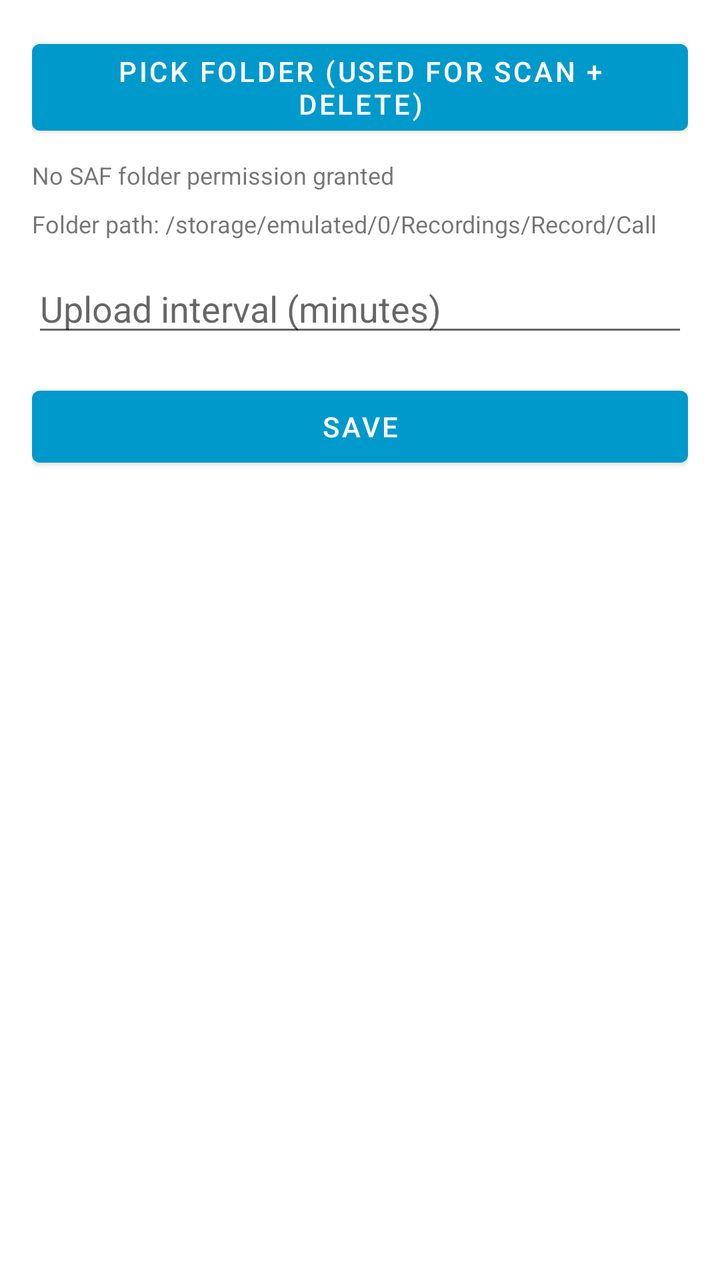
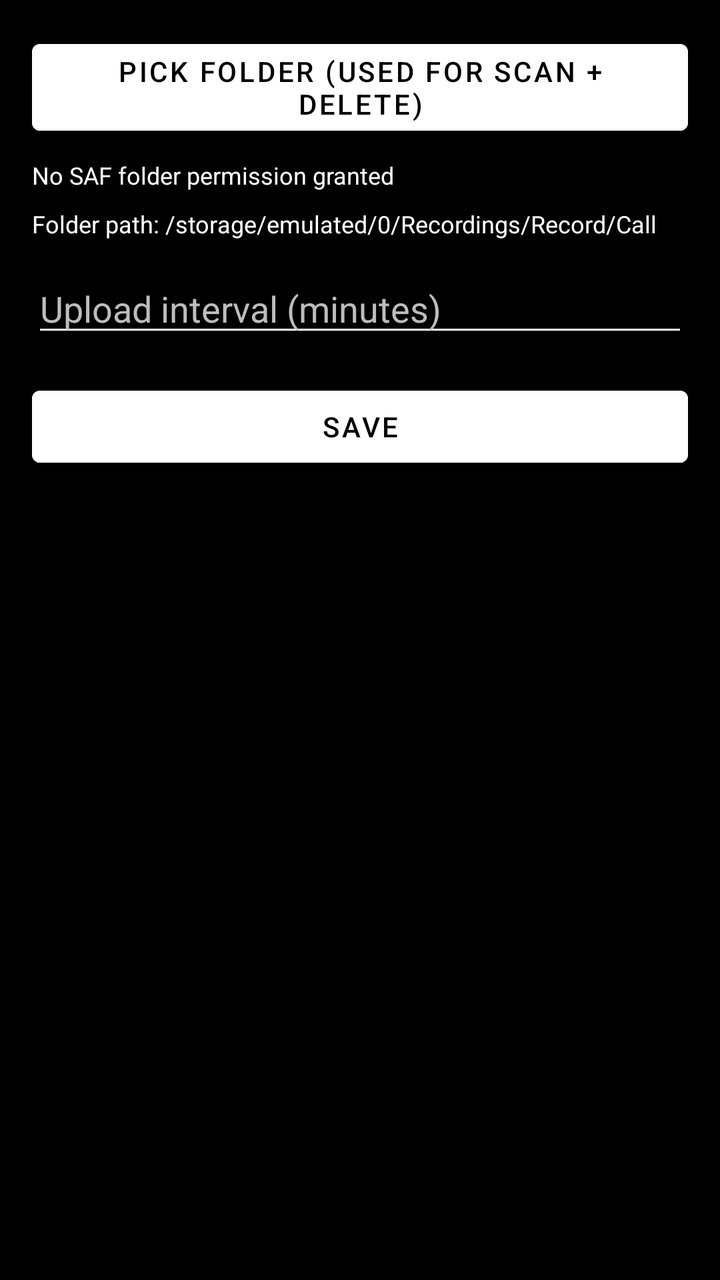

An Android layout rendered at two revisions. The XML below is the earlier revision; the diff shows what the commit changed to produce the second picture.
<!-- AndroidManifest.xml: application theme Theme.ChicMobile -->
<!-- res/layout/activity_settings.xml -->
<?xml version="1.0" encoding="utf-8"?>
<ScrollView xmlns:android="http://schemas.android.com/apk/res/android"
    android:layout_width="match_parent"
    android:layout_height="match_parent"
    android:padding="16dp">

    <LinearLayout
        android:layout_width="match_parent"
        android:layout_height="wrap_content"
        android:orientation="vertical">

        <Button
            android:id="@+id/btnPickFolder"
            android:layout_width="match_parent"
            android:layout_height="wrap_content"
            android:text="Pick folder (used for scan + delete)" />

        <TextView
            android:id="@+id/txtFolderPermission"
            android:layout_width="match_parent"
            android:layout_height="wrap_content"
            android:layout_marginTop="8dp"
            android:text="No SAF folder permission granted"
            android:textSize="12sp" />

        <TextView
            android:id="@+id/txtFolderPath"
            android:layout_width="match_parent"
            android:layout_height="wrap_content"
            android:layout_marginTop="8dp"
            android:text="Folder path: /storage/emulated/0/Recordings/Record/Call"
            android:textSize="12sp" />

        <EditText
            android:id="@+id/edtIntervalMinutes"
            android:layout_width="match_parent"
            android:layout_height="wrap_content"
            android:layout_marginTop="12dp"
            android:hint="Upload interval (minutes)"
            android:inputType="number" />

        <Button
            android:id="@+id/btnSave"
            android:layout_width="match_parent"
            android:layout_height="wrap_content"
            android:layout_marginTop="16dp"
            android:text="Save" />

    </LinearLayout>
</ScrollView>
<!-- resources referenced by this layout -->
<resources>
  <style name="Theme.ChicMobile" parent="Theme.MaterialComponents.DayNight.DarkActionBar">
          <item name="colorPrimary">@android:color/holo_blue_dark</item>
          <item name="colorPrimaryVariant">@android:color/holo_blue_light</item>
          <item name="colorOnPrimary">@android:color/white</item>
          <item name="colorSecondary">@android:color/holo_green_dark</item>
          <item name="colorOnSecondary">@android:color/white</item>
          <item name="android:statusBarColor" tools:targetApi="l">?attr/colorPrimaryVariant</item>
      </style>
</resources>

<!-- the commit's change to res/layout/activity_settings.xml (unified diff, before → after) -->
@@ -2,6 +2,7 @@
 <ScrollView xmlns:android="http://schemas.android.com/apk/res/android"
     android:layout_width="match_parent"
     android:layout_height="match_parent"
+    android:background="@color/chic_black"
     android:padding="16dp">
 
     <LinearLayout
@@ -13,7 +14,9 @@
             android:id="@+id/btnPickFolder"
             android:layout_width="match_parent"
             android:layout_height="wrap_content"
-            android:text="Pick folder (used for scan + delete)" />
+            android:backgroundTint="@color/chic_white"
+            android:text="Pick folder (used for scan + delete)"
+            android:textColor="@color/chic_black" />
 
         <TextView
             android:id="@+id/txtFolderPermission"
@@ -21,6 +24,7 @@
             android:layout_height="wrap_content"
             android:layout_marginTop="8dp"
             android:text="No SAF folder permission granted"
+            android:textColor="@color/chic_white"
             android:textSize="12sp" />
 
         <TextView
@@ -29,6 +33,7 @@
             android:layout_height="wrap_content"
             android:layout_marginTop="8dp"
             android:text="Folder path: /storage/emulated/0/Recordings/Record/Call"
+            android:textColor="@color/chic_white"
             android:textSize="12sp" />
 
         <EditText
@@ -36,15 +41,20 @@
             android:layout_width="match_parent"
             android:layout_height="wrap_content"
             android:layout_marginTop="12dp"
+            android:backgroundTint="@color/chic_white"
             android:hint="Upload interval (minutes)"
-            android:inputType="number" />
+            android:inputType="number"
+            android:textColor="@color/chic_white"
+            android:textColorHint="@color/chic_gray" />
 
         <Button
             android:id="@+id/btnSave"
             android:layout_width="match_parent"
             android:layout_height="wrap_content"
             android:layout_marginTop="16dp"
-            android:text="Save" />
+            android:backgroundTint="@color/chic_white"
+            android:text="Save"
+            android:textColor="@color/chic_black" />
 
     </LinearLayout>
 </ScrollView>
<!-- resource entries referenced after the edit -->
@@ -1,12 +1,22 @@
 <!-- resources referenced by this layout -->
 <resources>
-  <style name="Theme.ChicMobile" parent="Theme.MaterialComponents.DayNight.DarkActionBar">
-          <item name="colorPrimary">@android:color/holo_blue_dark</item>
-          <item name="colorPrimaryVariant">@android:color/holo_blue_light</item>
-          <item name="colorOnPrimary">@android:color/white</item>
-          <item name="colorSecondary">@android:color/holo_green_dark</item>
-          <item name="colorOnSecondary">@android:color/white</item>
-          <item name="android:statusBarColor" tools:targetApi="l">?attr/colorPrimaryVariant</item>
+  <color name="chic_black">#000000</color>
+  <color name="chic_gray">#BDBDBD</color>
+  <color name="chic_white">#FFFFFF</color>
+  <style name="Theme.ChicMobile" parent="Theme.MaterialComponents.DayNight.NoActionBar">
+          <item name="colorPrimary">@color/chic_black</item>
+          <item name="colorPrimaryVariant">@color/chic_black</item>
+          <item name="colorOnPrimary">@color/chic_white</item>
+          <item name="colorSecondary">@color/chic_white</item>
+          <item name="colorOnSecondary">@color/chic_black</item>
+          <item name="colorSurface">@color/chic_black</item>
+          <item name="colorOnSurface">@color/chic_white</item>
+          <item name="android:colorBackground">@color/chic_black</item>
+          <item name="android:textColorPrimary">@color/chic_white</item>
+          <item name="android:textColorSecondary">@color/chic_gray</item>
+          <item name="android:windowBackground">@color/chic_black</item>
+          <item name="android:statusBarColor" tools:targetApi="l">@color/chic_black</item>
+          <item name="android:navigationBarColor" tools:targetApi="o_mr1">@color/chic_black</item>
       </style>
 </resources>
 
